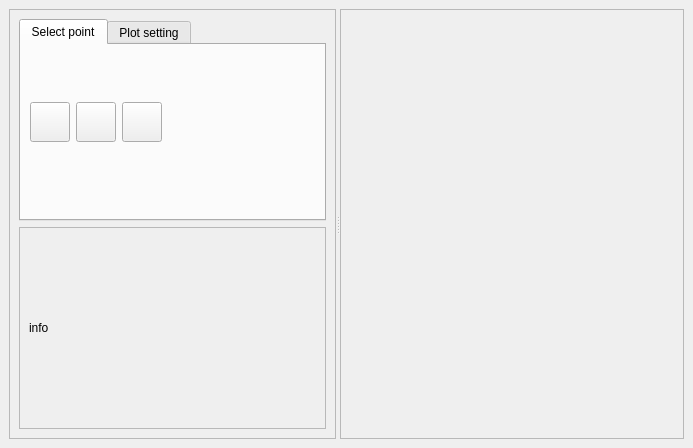
Above: insar_explorer_dockwidget_base.ui from luhipi/insar-explorer before the change. Below: the same form after it.
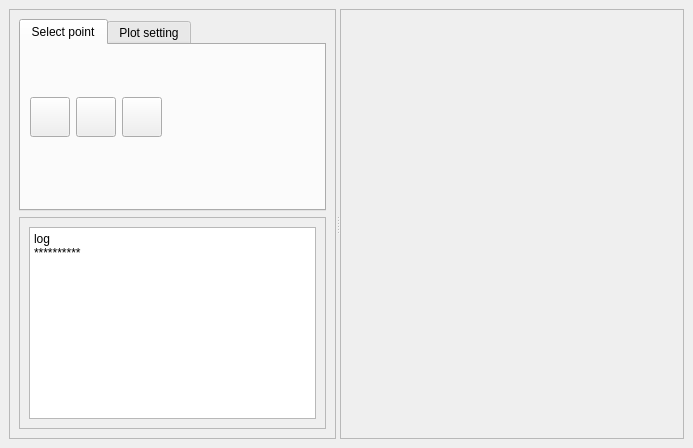
That is the form after the change. Icons and pictures are not drawn.

Commit message: use QPlainTextEdit for info messages

The edit to the form file:
```diff
--- a/insar_explorer_dockwidget_base.ui
+++ b/insar_explorer_dockwidget_base.ui
@@ -748,14 +748,24 @@
                  <x>0</x>
                  <y>0</y>
                  <width>297</width>
-                 <height>88</height>
+                 <height>113</height>
                 </rect>
                </property>
                <layout class="QVBoxLayout" name="verticalLayout_6">
                 <item>
-                 <widget class="QLabel" name="label_message">
-                  <property name="text">
-                   <string>info</string>
+                 <widget class="QPlainTextEdit" name="te_info">
+                  <property name="enabled">
+                   <bool>true</bool>
+                  </property>
+                  <property name="readOnly">
+                   <bool>true</bool>
+                  </property>
+                  <property name="plainText">
+                   <string>log
+**********</string>
+                  </property>
+                  <property name="overwriteMode">
+                   <bool>false</bool>
                   </property>
                  </widget>
                 </item>
```
The commit also changes 2 other files.
